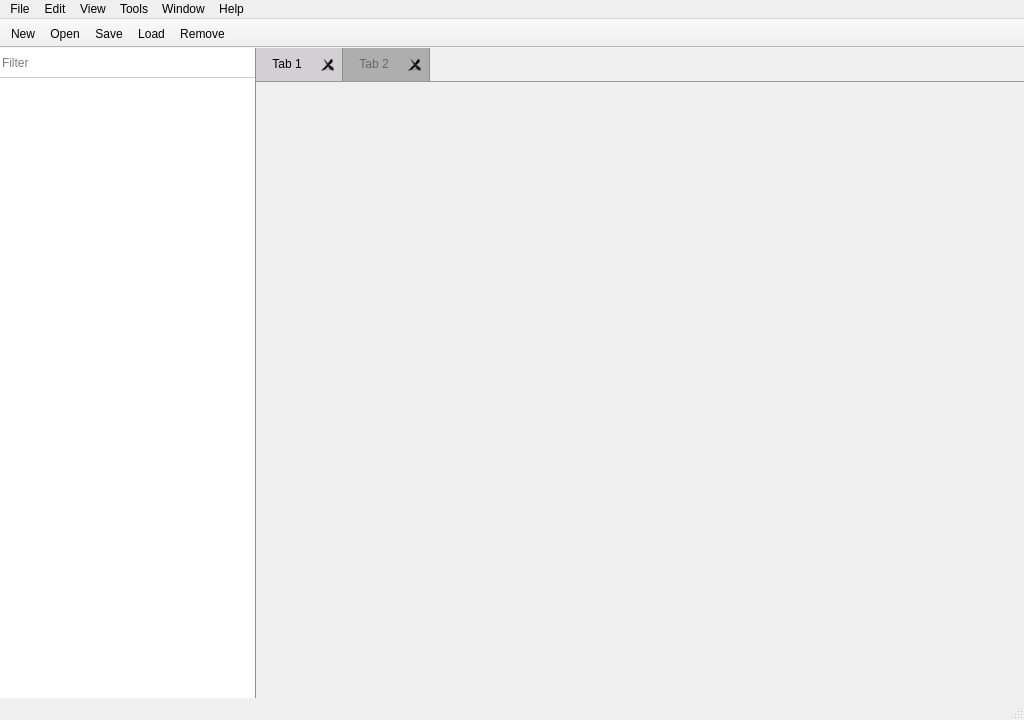
First picture: the form in cosmos_client_qt/ui/main_window.ui, repository cosmoscope/cosmos-client-qt, before the edit.
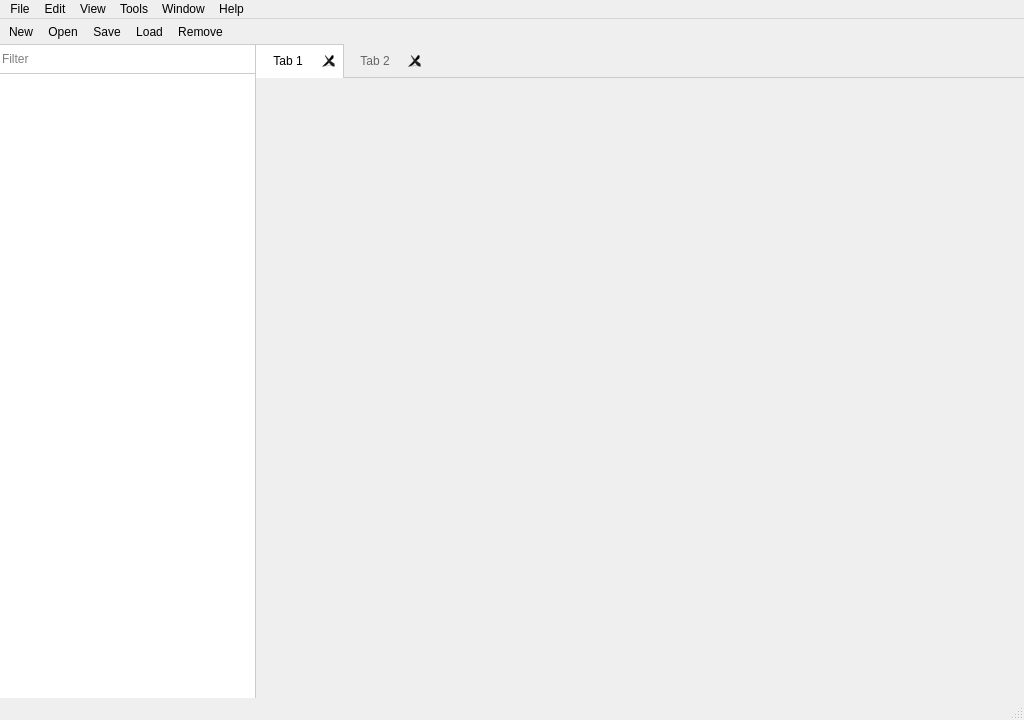
Second picture: the form after the edit. Icons and pictures are not drawn.

What changed in the file:
```diff
--- a/cosmos_client_qt/ui/main_window.ui
+++ b/cosmos_client_qt/ui/main_window.ui
@@ -13,6 +13,9 @@
   <property name="windowTitle">
    <string>MainWindow</string>
   </property>
+  <property name="styleSheet">
+   <string notr="true"/>
+  </property>
   <property name="documentMode">
    <bool>false</bool>
   </property>
@@ -91,8 +94,9 @@
         <property name="styleSheet">
          <string notr="true">.QLineEdit {
 	border: none;
+	border-top: 1px solid #cccccc;
 	border-bottom: 1px solid #cccccc;
-	border-right: 1px solid rgb(143, 140, 143);
+	border-right: 1px solid #cccccc;
 }</string>
         </property>
         <property name="placeholderText">
@@ -129,7 +133,11 @@
         <property name="styleSheet">
          <string notr="true">.QListView {
 	border: none;
-	border-right: 1px solid rgb(143, 140, 143);
+	border-right: 1px solid #cccccc;
+}
+
+QAbstractItemView::item {
+  min-height : 32px;
 }</string>
         </property>
         <property name="frameShape">
@@ -164,32 +172,50 @@
 }
 
 QTabWidget::pane { /* The tab widget frame */
-	border-top: 1px solid #999999;
+	border-top: 1px solid #cccccc;
+	margin-top: -1px;
 }
+
 QTabWidget::tab-bar {
-	left: 0px; /* move to the right by 5px */
+	left: 0px;
 }
+
 /* Style the tab using the tab sub-control. Note that it reads QTabBar _not_ QTabWidget */
 QTabBar::tab {
 	background: rgb(128, 128, 128);
 	border: none;
-	border-right: 1px solid rgb(143, 140, 143);
 	padding: 6px 16px 7px 16px;
 }
-QTabBar::tab:selected, QTabBar::tab:hover {
-	background: #999999;
+
+QTabBar::close-button {
+	subcontrol-position: right;
 }
+
+QTabBar::tab:selected:first, QTabBar::tab:selected:only-one {
+	border-left: 1px solid #ffffff;
+}
+
 QTabBar::tab:selected {
 	color: #000000;
-	background-color: rgb(211, 208, 211);
+	background-color: #ffffff;
+	border-top: 1px solid #cccccc; /*rgb(0, 128, 255);*/
+	border-left: 1px solid #cccccc;
+	border-right: 1px solid #cccccc;
 }
+
 QTabBar::tab:!selected {
 	color: rgb(102, 102, 102);
-	background-color: rgb(175, 174, 175);
+	background-color: none;
+	margin-top: 1px;
 }
+
 QTabBar::tab:last {
 	/* border-right: 1px solid rgb(143, 140, 143); */
-}</string>
+}
+
+/*QTabBar::tab:first {
+	margin-left: -1px;
+}*/</string>
         </property>
         <property name="currentIndex">
          <number>0</number>
@@ -292,6 +318,12 @@
    <property name="windowTitle">
     <string>toolBar</string>
    </property>
+   <property name="styleSheet">
+    <string notr="true">QToolBar {
+	background: none;
+	border: none;
+}</string>
+   </property>
    <property name="movable">
     <bool>false</bool>
    </property>
```
Left out of the diff: 4 changed lines with no effect on the pictures.
